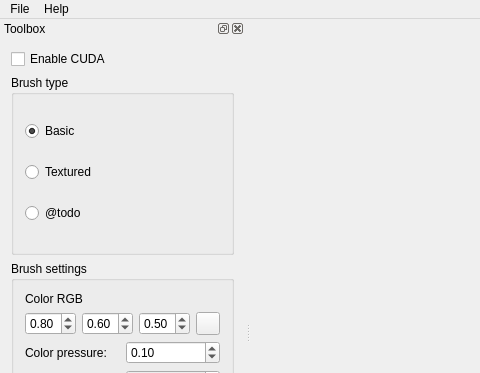
Old version of the form src/gui/mainwindow.ui in the repository msypetkowski/2.5DPaint; both pictures show x 0 to 480 and y 0 to 373 of the 900 by 666 pixel window.
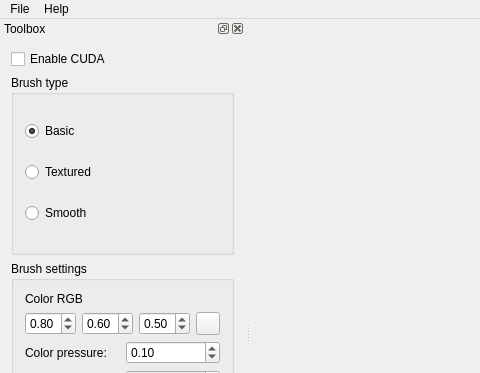
New version of the form. Custom widgets are drawn as their Qt base class.

Commit message: Add simple smooth brush

```diff
--- a/src/gui/mainwindow.ui
+++ b/src/gui/mainwindow.ui
@@ -126,7 +126,7 @@
            <cursorShape>PointingHandCursor</cursorShape>
           </property>
           <property name="text">
-           <string>@todo</string>
+           <string>Smooth</string>
           </property>
          </widget>
         </item>
```
Left out of the diff: 6 changed lines with no effect on the pictures. Lines whose indentation alone changed are shown as unchanged. The commit also changes 9 other files.
